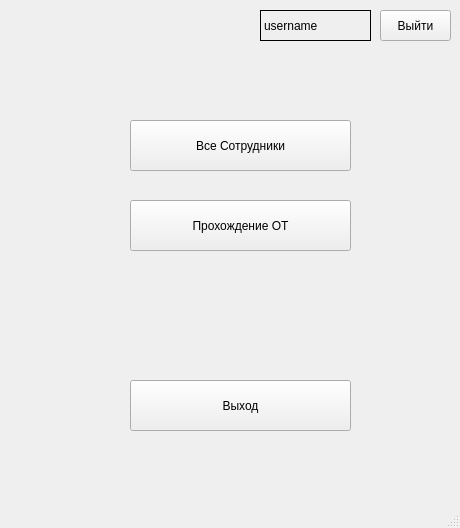
Above: app/forms/ui/MainMenuUi.ui from wave-or-corpuscula/LaborProtectionMonitoring before the change. Below: the same form after it.
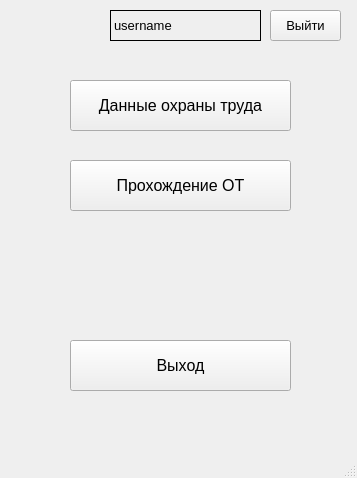
That is the form after the change.

Patch:
```diff
--- a/app/forms/ui/MainMenuUi.ui
+++ b/app/forms/ui/MainMenuUi.ui
@@ -6,8 +6,8 @@
    <rect>
     <x>0</x>
     <y>0</y>
-    <width>460</width>
-    <height>528</height>
+    <width>357</width>
+    <height>478</height>
    </rect>
   </property>
   <property name="windowTitle">
@@ -17,12 +17,17 @@
    <widget class="QPushButton" name="logout_pb">
     <property name="geometry">
      <rect>
-      <x>380</x>
+      <x>270</x>
       <y>10</y>
       <width>71</width>
       <height>31</height>
      </rect>
     </property>
+    <property name="font">
+     <font>
+      <pointsize>10</pointsize>
+     </font>
+    </property>
     <property name="text">
      <string>Выйти</string>
     </property>
@@ -30,12 +35,17 @@
    <widget class="QLabel" name="username_lb">
     <property name="geometry">
      <rect>
-      <x>260</x>
+      <x>110</x>
       <y>10</y>
-      <width>111</width>
+      <width>151</width>
       <height>31</height>
      </rect>
     </property>
+    <property name="font">
+     <font>
+      <pointsize>10</pointsize>
+     </font>
+    </property>
     <property name="styleSheet">
      <string notr="true">border: 1px solid black;</string>
     </property>
@@ -46,25 +56,35 @@
    <widget class="QPushButton" name="changeData_pb">
     <property name="geometry">
      <rect>
-      <x>130</x>
-      <y>120</y>
+      <x>70</x>
+      <y>80</y>
       <width>221</width>
       <height>51</height>
      </rect>
     </property>
+    <property name="font">
+     <font>
+      <pointsize>12</pointsize>
+     </font>
+    </property>
     <property name="text">
-     <string>Все Сотрудники</string>
+     <string>Данные охраны труда</string>
     </property>
    </widget>
    <widget class="QPushButton" name="briefingCheck_pb">
     <property name="geometry">
      <rect>
-      <x>130</x>
-      <y>200</y>
+      <x>70</x>
+      <y>160</y>
       <width>221</width>
       <height>51</height>
      </rect>
     </property>
+    <property name="font">
+     <font>
+      <pointsize>12</pointsize>
+     </font>
+    </property>
     <property name="text">
      <string>Прохождение ОТ</string>
     </property>
@@ -72,12 +92,17 @@
    <widget class="QPushButton" name="exit_pb">
     <property name="geometry">
      <rect>
-      <x>130</x>
-      <y>380</y>
+      <x>70</x>
+      <y>340</y>
       <width>221</width>
       <height>51</height>
      </rect>
     </property>
+    <property name="font">
+     <font>
+      <pointsize>12</pointsize>
+     </font>
+    </property>
     <property name="text">
      <string>Выход</string>
     </property>
```
Left out of the diff: 2 changed lines with no effect on the pictures.
